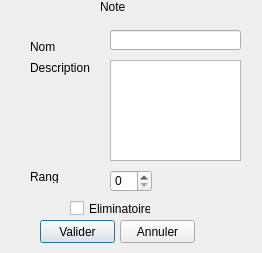
This is modifiernote.ui in Timost/LO21 as Qt 5 draws it before an edit. The edited form follows.
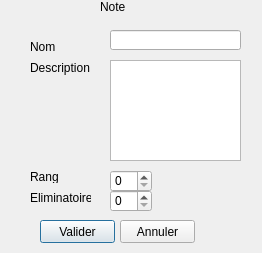
This is the edited form.

```diff
--- a/modifiernote.ui
+++ b/modifiernote.ui
@@ -43,19 +43,6 @@
     </rect>
    </property>
   </widget>
-  <widget class="QCheckBox" name="checkBox">
-   <property name="geometry">
-    <rect>
-     <x>70</x>
-     <y>200</y>
-     <width>81</width>
-     <height>17</height>
-    </rect>
-   </property>
-   <property name="text">
-    <string>Eliminatoire</string>
-   </property>
-  </widget>
   <widget class="QPushButton" name="Valider">
    <property name="geometry">
     <rect>
@@ -134,6 +121,29 @@
     <string>Note</string>
    </property>
   </widget>
+  <widget class="QSpinBox" name="Eliminatoire">
+   <property name="geometry">
+    <rect>
+     <x>110</x>
+     <y>190</y>
+     <width>42</width>
+     <height>22</height>
+    </rect>
+   </property>
+  </widget>
+  <widget class="QLabel" name="label_5">
+   <property name="geometry">
+    <rect>
+     <x>30</x>
+     <y>190</y>
+     <width>61</width>
+     <height>16</height>
+    </rect>
+   </property>
+   <property name="text">
+    <string>Eliminatoire</string>
+   </property>
+  </widget>
  </widget>
  <resources/>
  <connections/>
```
